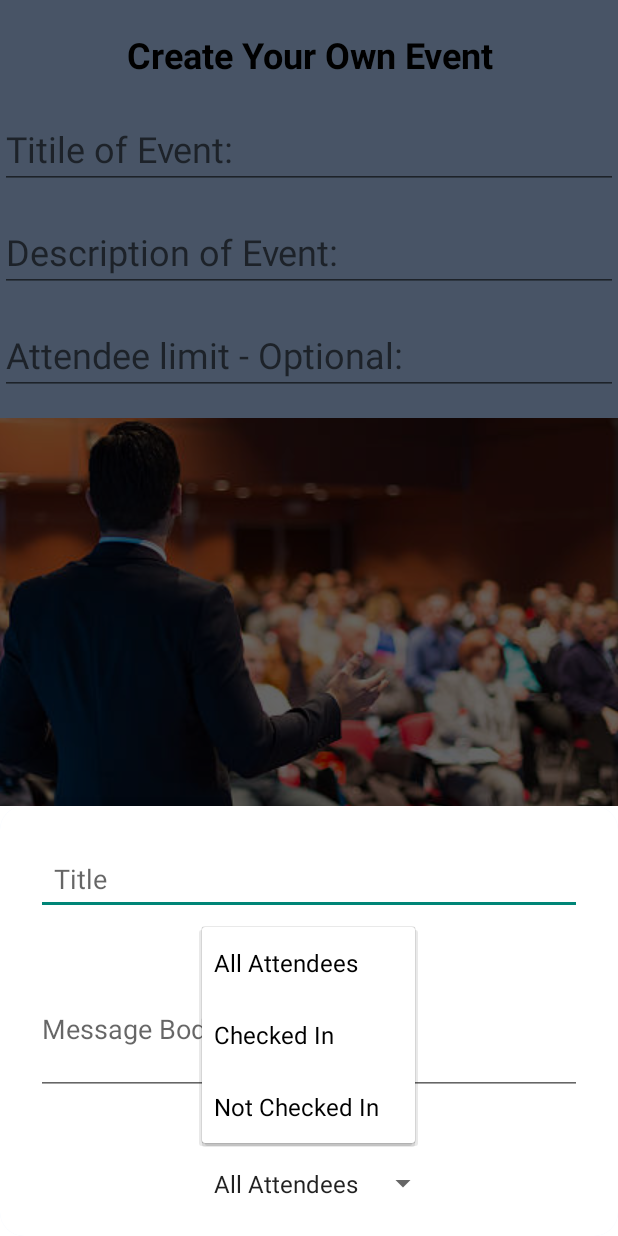
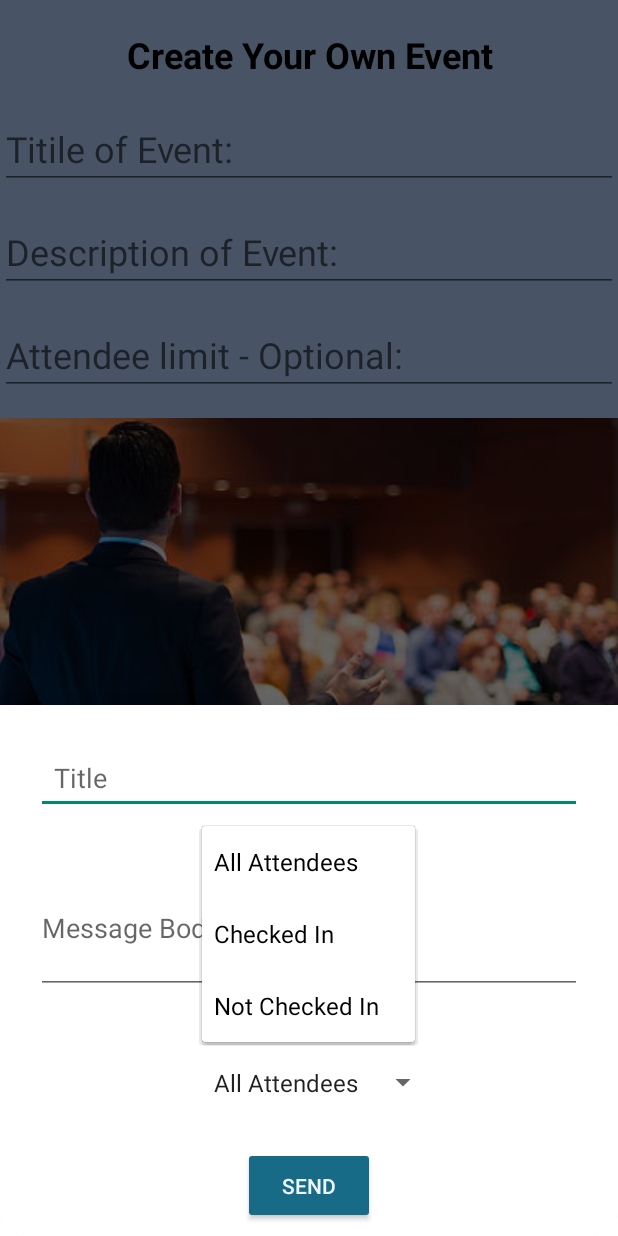
Before and after one commit to CMPUT301W24T41/TechTitans, an Android app: the fragment NotifyUsersBottomSheetFragment placed in its activity, after a tap on "All Attendees", on a phone screen of 412 x 824 dp. Run offline under Robolectric (Android 15) with nearby library versions, the phone set to English and light mode, and no system bars; our stand-ins replace Firebase (no records; nobody signed in at launch, a user with empty details on screens opened directly); libraries missing offline, so code that uses them is left out: com.github.dhaval2404.imagepicker, org.checkerframework.checker; 2 statements that could not run were skipped.

```diff
--- a/App/app/src/main/java/com/example/eventsigninapp/NotifyUsersBottomSheetFragment.java
+++ b/App/app/src/main/java/com/example/eventsigninapp/NotifyUsersBottomSheetFragment.java
@@ -1,10 +1,12 @@
 package com.example.eventsigninapp;
 
-import androidx.fragment.app.Fragment;
 import android.os.Bundle;
 import android.view.LayoutInflater;
 import android.view.View;
 import android.view.ViewGroup;
+import android.widget.Button;
+import android.widget.EditText;
+import android.widget.Spinner;
 
 import androidx.annotation.NonNull;
 import androidx.annotation.Nullable;
@@ -14,6 +16,10 @@ import com.google.android.material.bottomsheet.BottomSheetDialogFragment;
 
 public class NotifyUsersBottomSheetFragment extends BottomSheetDialogFragment {
 
+    EditText message, title;
+    Spinner spinnerOptions;
+    Button sendButton;
+
     public NotifyUsersBottomSheetFragment() {
         // Required empty public constructor
     }
@@ -22,6 +28,15 @@ public class NotifyUsersBottomSheetFragment extends BottomSheetDialogFragment {
     public View onCreateView(LayoutInflater inflater, ViewGroup container,
                              Bundle savedInstanceState) {
         // Inflate the layout for this fragment
-        return inflater.inflate(R.layout.fragment_notify_users_bottom_sheet, container, false);
+        View view = inflater.inflate(R.layout.fragment_notify_users_bottom_sheet, container, false);
+
+        // Initialize views
+        sendButton = view.findViewById(R.id.sendButton);
+        message = view.findViewById(R.id.editTextMessage);
+        title = view.findViewById(R.id.editTextTitle);
+        spinnerOptions = view.findViewById(R.id.spinnerFilter);
+
+        // Return the inflated view
+        return view;
     }
 }
--- a/App/app/src/main/res/layout/fragment_notify_users_bottom_sheet.xml
+++ b/App/app/src/main/res/layout/fragment_notify_users_bottom_sheet.xml
@@ -33,4 +33,16 @@
         android:entries="@array/filter_options"
         android:padding="16dp"/>
 
+    <Button
+        android:id="@+id/sendButton"
+        android:layout_width="wrap_content"
+        android:layout_height="wrap_content"
+        android:layout_below="@id/spinnerFilter"
+        android:layout_centerHorizontal="true"
+        android:layout_marginTop="16dp"
+        android:text="Send"
+        android:textColor="#EEF5FF"
+        android:backgroundTint="#176B87"
+        android:padding="16dp"/>
+
 </RelativeLayout>
```
